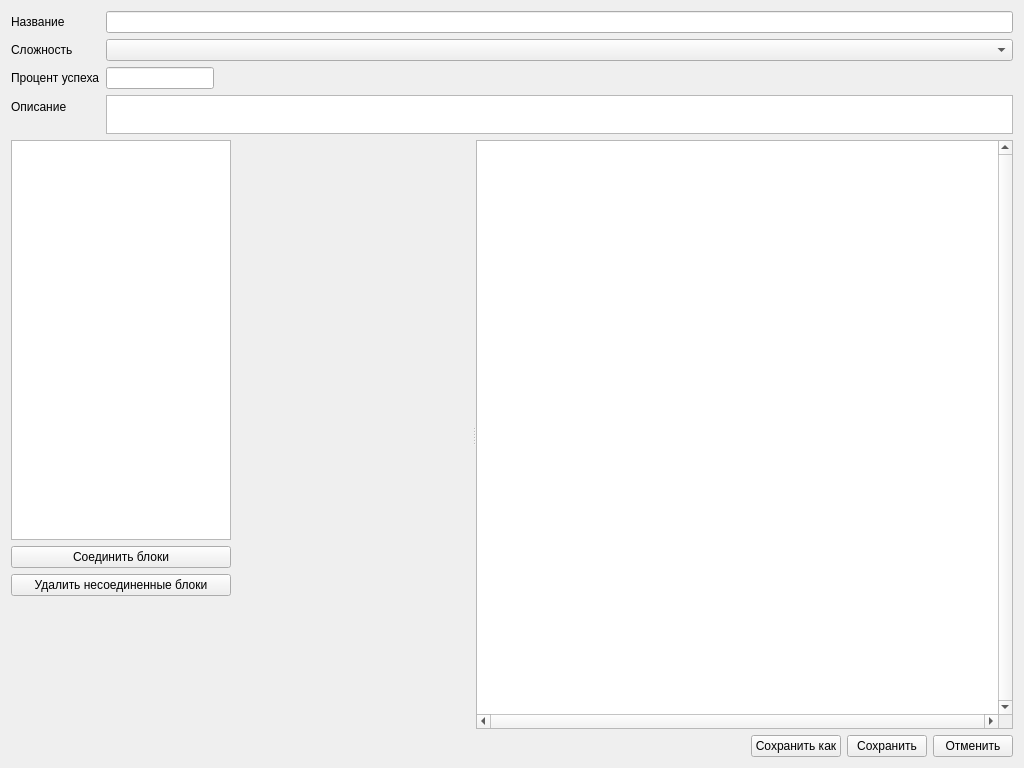
Old version of the form dialogeditor/dialogeditorwindow.ui in the repository QtWorks/VirtualClientDialogEditor.
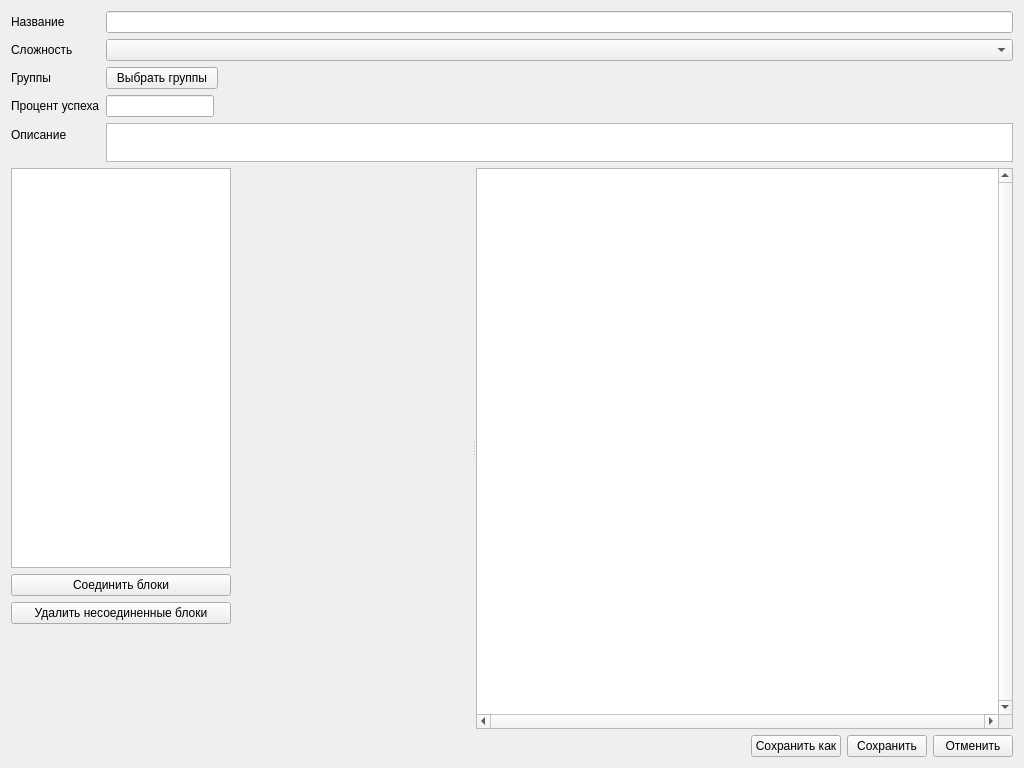
New version of the form. Custom widgets are drawn as their Qt base class.

Commit message: Added "groups" support for clients / users / dialogs

Diff of the .ui file:
```diff
--- a/dialogeditor/dialogeditorwindow.ui
+++ b/dialogeditor/dialogeditorwindow.ui
@@ -19,6 +19,12 @@
      <property name="sizeConstraint">
       <enum>QLayout::SetDefaultConstraint</enum>
      </property>
+     <property name="fieldGrowthPolicy">
+      <enum>QFormLayout::AllNonFixedFieldsGrow</enum>
+     </property>
+     <property name="rowWrapPolicy">
+      <enum>QFormLayout::DontWrapRows</enum>
+     </property>
      <item row="0" column="0">
       <widget class="QLabel" name="nameLabel">
        <property name="text">
@@ -39,14 +45,14 @@
      <item row="1" column="1">
       <widget class="QComboBox" name="difficultyComboBox"/>
      </item>
-     <item row="2" column="0">
+     <item row="3" column="0">
       <widget class="QLabel" name="label">
        <property name="text">
         <string>Процент успеха</string>
        </property>
       </widget>
      </item>
-     <item row="2" column="1">
+     <item row="3" column="1">
       <layout class="QHBoxLayout" name="horizontalLayout_3">
        <item>
         <widget class="QLineEdit" name="successRatioLineEdit">
@@ -73,14 +79,14 @@
        </item>
       </layout>
      </item>
-     <item row="3" column="0">
+     <item row="4" column="0">
       <widget class="QLabel" name="label_2">
        <property name="text">
         <string>Описание</string>
        </property>
       </widget>
      </item>
-     <item row="3" column="1">
+     <item row="4" column="1">
       <widget class="QTextEdit" name="noteTextEdit">
        <property name="sizePolicy">
         <sizepolicy hsizetype="Expanding" vsizetype="Fixed">
@@ -105,6 +111,26 @@
        </property>
       </widget>
      </item>
+     <item row="2" column="0">
+      <widget class="QLabel" name="label_3">
+       <property name="text">
+        <string>Группы</string>
+       </property>
+      </widget>
+     </item>
+     <item row="2" column="1">
+      <widget class="QPushButton" name="selectGroupsButton">
+       <property name="sizePolicy">
+        <sizepolicy hsizetype="Fixed" vsizetype="Fixed">
+         <horstretch>0</horstretch>
+         <verstretch>0</verstretch>
+        </sizepolicy>
+       </property>
+       <property name="text">
+        <string>  Выбрать группы  </string>
+       </property>
+      </widget>
+     </item>
     </layout>
    </item>
    <item>
```
The commit also changes 31 other files.
